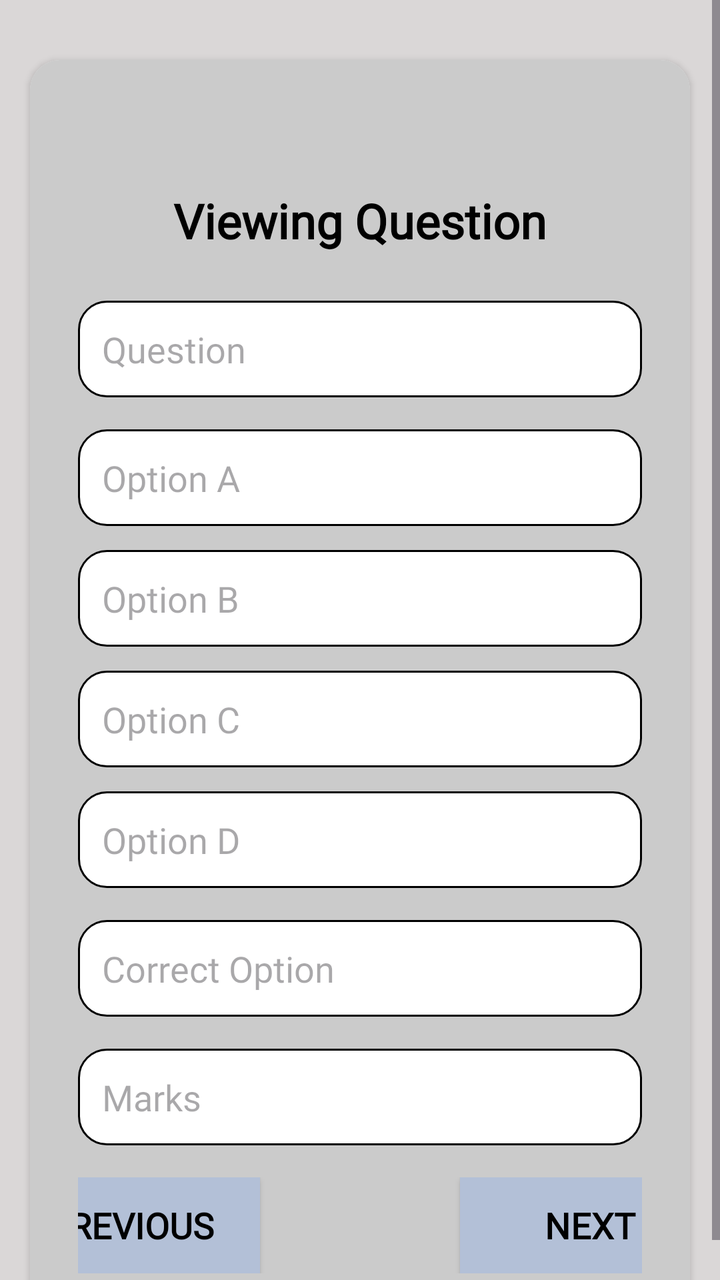
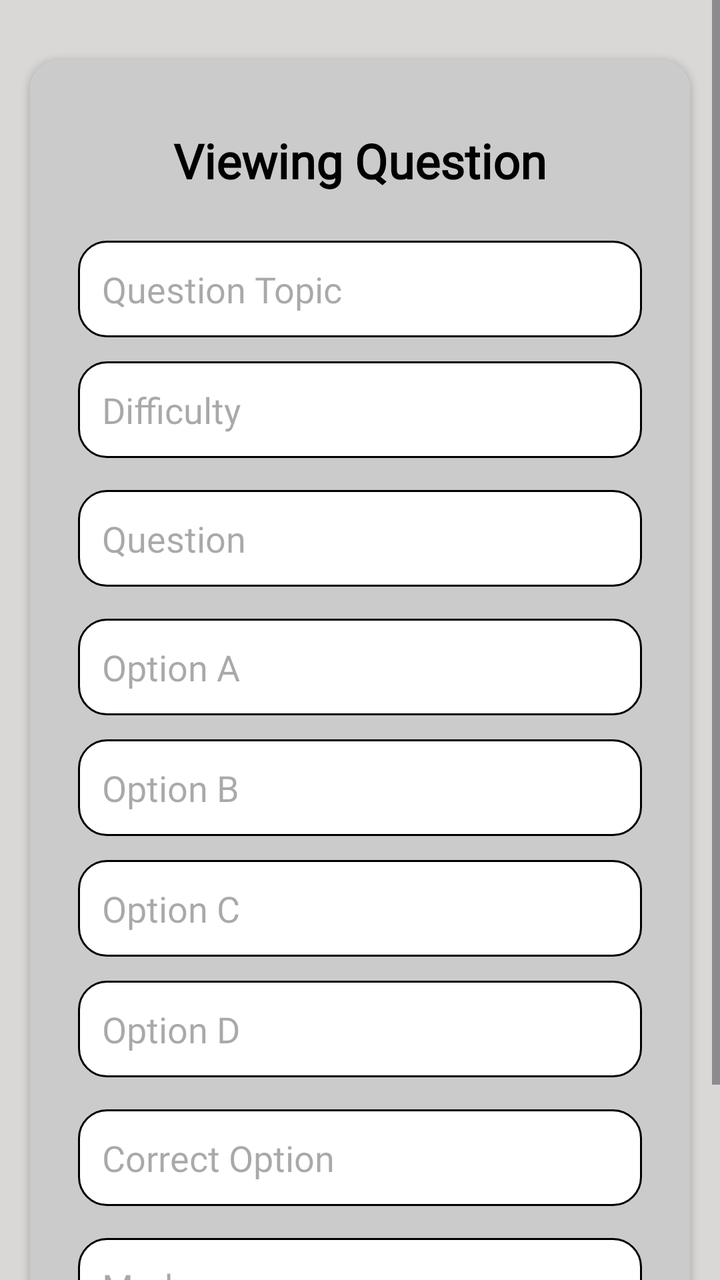

Before-and-after screenshots of an Android layout around one commit, followed by the original layout XML and the change that was made.
<!-- AndroidManifest.xml: application theme Theme.EduQuiz -->
<!-- res/layout/activity_view_quiz.xml -->
<?xml version="1.0" encoding="utf-8"?>
<ScrollView xmlns:android="http://schemas.android.com/apk/res/android"
    xmlns:tools="http://schemas.android.com/tools"
    xmlns:app="http://schemas.android.com/apk/res-auto"
    android:id="@+id/scrollView"
    android:layout_width="match_parent"
    android:layout_height="match_parent"
    android:background="@color/gray2"
    tools:context=".teacheractivities.ViewQuizActivity">

   <androidx.cardview.widget.CardView
       android:layout_width="match_parent"
       android:layout_height="match_parent"
       android:layout_marginLeft="15dp"
       android:layout_marginTop="30dp"
       android:layout_marginRight="15dp"
       app:cardCornerRadius="15dp"

       >
       <LinearLayout
           android:layout_width="match_parent"
           android:layout_height="wrap_content"
           android:orientation="vertical"
           android:padding="24dp"
           android:background="#CBCBCB"
           android:gravity="center_horizontal">

           <TextView
               android:id="@+id/tvreviewcurrentquestion"
               android:layout_width="wrap_content"
               android:layout_height="wrap_content"
               android:text="Viewing Question"
               android:textSize="24sp"
               android:textColor="@color/black"
               android:fontFamily="@font/alice"
               android:textStyle="bold"
               android:layout_marginBottom="24dp"
               android:layout_marginTop="40dp" />

           <EditText
               android:id="@+id/etreviewquestionquestion"
               android:layout_width="match_parent"
               android:layout_height="wrap_content"
               android:hint="Question"
               android:textSize="18sp"
               android:fontFamily="@font/alice"
               android:inputType="text"
               android:background="@drawable/edit2"
               android:padding="12dp"
               android:layout_marginBottom="16dp"
               android:enabled="false" />

           <EditText
               android:id="@+id/etreviewquestionoptiona"
               android:layout_width="match_parent"
               android:layout_height="wrap_content"
               android:hint="Option A"
               android:textSize="18sp"
               android:fontFamily="@font/alice"
               android:inputType="text"
               android:background="@drawable/edit2"
               android:padding="12dp"
               android:layout_marginBottom="12dp"
               android:enabled="false" />

           <EditText
               android:id="@+id/etreviewquestionoptionb"
               android:layout_width="match_parent"
               android:layout_height="wrap_content"
               android:hint="Option B"
               android:textSize="18sp"
               android:fontFamily="@font/alice"
               android:inputType="text"
               android:background="@drawable/edit2"
               android:padding="12dp"
               android:layout_marginBottom="12dp"
               android:enabled="false" />

           <EditText
               android:id="@+id/etreviewquestionoptionc"
               android:layout_width="match_parent"
               android:layout_height="wrap_content"
               android:hint="Option C"
               android:textSize="18sp"
               android:fontFamily="@font/alice"
               android:inputType="text"
               android:background="@drawable/edit2"
               android:padding="12dp"
               android:layout_marginBottom="12dp"
               android:enabled="false" />

           <EditText
               android:id="@+id/etreviewquestionoptiond"
               android:layout_width="match_parent"
               android:layout_height="wrap_content"
               android:hint="Option D"
               android:textSize="18sp"
               android:fontFamily="@font/alice"
               android:inputType="text"
               android:background="@drawable/edit2"
               android:padding="12dp"
               android:layout_marginBottom="16dp"
               android:enabled="false" />

           <EditText
               android:id="@+id/etreviewquestioncorrectoption"
               android:layout_width="match_parent"
               android:layout_height="wrap_content"
               android:hint="Correct Option"
               android:textSize="18sp"
               android:fontFamily="@font/alice"
               android:inputType="text"
               android:background="@drawable/edit2"
               android:padding="12dp"
               android:layout_marginBottom="16dp"
               android:enabled="false" />

           <EditText
               android:id="@+id/etreviewquestionmarks"
               android:layout_width="match_parent"
               android:layout_height="wrap_content"
               android:hint="Marks"
               android:textSize="18sp"
               android:fontFamily="@font/alice"
               android:inputType="text"
               android:background="@drawable/edit2"
               android:padding="12dp"
               android:layout_marginBottom="16dp"
               android:enabled="false" />

           <LinearLayout
               android:layout_width="match_parent"
               android:layout_height="wrap_content"
               android:orientation="horizontal"
               android:gravity="center_horizontal">

               <androidx.appcompat.widget.AppCompatButton
                   android:id="@+id/btnreviewquestionprevious"
                   android:layout_width="130dp"
                   android:layout_height="wrap_content"
                   android:textSize="18sp"
                   android:textStyle="bold"
                   android:text="Previous"
                   android:fontFamily="@font/alice"
                   android:textColor="@color/black"
                   android:background="#B3C0D7"
                   android:layout_marginEnd="100dp" />

               <androidx.appcompat.widget.AppCompatButton
                   android:id="@+id/btnreviewquestionnext"
                   android:layout_width="130dp"
                   android:layout_height="wrap_content"
                   android:textSize="18sp"
                   android:text="Next"
                   android:textStyle="bold"
                   android:fontFamily="@font/alice"
                   android:textColor="@color/black"
                   android:background="#B3C0D7" />
           </LinearLayout>

           <View
               android:id="@+id/btnreviewsubmitquiz"
               android:layout_width="0dp"
               android:layout_height="0dp"
               android:visibility="gone" />
       </LinearLayout>

   </androidx.cardview.widget.CardView>

</ScrollView>
<!-- resources referenced by this layout -->
<resources>
  <color name="black">#FF000000</color>
  <color name="gray2">#DAD7D7</color>
  <!-- drawable edit2 (drawable) -->
  <?xml version="1.0" encoding="utf-8"?>
  <shape xmlns:android="http://schemas.android.com/apk/res/android">
      <corners android:radius="14dp"/>
      <stroke android:color="@color/black" android:width="0.9dp"/>
      <solid android:color="@color/white"/>
      <size android:height="10dp"/>
  </shape>
  <style name="Theme.EduQuiz" parent="Base.Theme.EduQuiz" />
  <color name="white">#FFFFFFFF</color>
  <style name="Base.Theme.EduQuiz" parent="Theme.Material3.DayNight.NoActionBar">
          
          
      </style>
</resources>

<!-- the commit's change to res/layout/activity_view_quiz.xml (unified diff, before → after) -->
@@ -8,163 +8,176 @@
     android:background="@color/gray2"
     tools:context=".teacheractivities.ViewQuizActivity">
 
-   <androidx.cardview.widget.CardView
-       android:layout_width="match_parent"
-       android:layout_height="match_parent"
-       android:layout_marginLeft="15dp"
-       android:layout_marginTop="30dp"
-       android:layout_marginRight="15dp"
-       app:cardCornerRadius="15dp"
+    <androidx.cardview.widget.CardView
+        android:layout_width="match_parent"
+        android:layout_height="match_parent"
+        android:layout_marginLeft="15dp"
+        android:layout_marginTop="30dp"
+        android:layout_marginRight="15dp"
+        app:cardCornerRadius="15dp">
 
-       >
-       <LinearLayout
-           android:layout_width="match_parent"
-           android:layout_height="wrap_content"
-           android:orientation="vertical"
-           android:padding="24dp"
-           android:background="#CBCBCB"
-           android:gravity="center_horizontal">
+        <LinearLayout
+            android:layout_width="match_parent"
+            android:layout_height="wrap_content"
+            android:orientation="vertical"
+            android:padding="24dp"
+            android:background="#CBCBCB"
+            android:gravity="center_horizontal">
 
-           <TextView
-               android:id="@+id/tvreviewcurrentquestion"
-               android:layout_width="wrap_content"
-               android:layout_height="wrap_content"
-               android:text="Viewing Question"
-               android:textSize="24sp"
-               android:textColor="@color/black"
-               android:fontFamily="@font/alice"
-               android:textStyle="bold"
-               android:layout_marginBottom="24dp"
-               android:layout_marginTop="40dp" />
+            <TextView
+                android:id="@+id/tvviewcurrentquestion"
+                android:layout_width="wrap_content"
+                android:layout_height="wrap_content"
+                android:text="Viewing Question"
+                android:textSize="24sp"
+                android:textColor="@color/black"
+                android:fontFamily="@font/alice"
+                android:textStyle="bold"
+                android:layout_marginBottom="24dp"
+                android:layout_marginTop="10dp" />
 
-           <EditText
-               android:id="@+id/etreviewquestionquestion"
-               android:layout_width="match_parent"
-               android:layout_height="wrap_content"
-               android:hint="Question"
-               android:textSize="18sp"
-               android:fontFamily="@font/alice"
-               android:inputType="text"
-               android:background="@drawable/edit2"
-               android:padding="12dp"
-               android:layout_marginBottom="16dp"
-               android:enabled="false" />
+            <EditText
+                android:id="@+id/etviewquestionquestiontopic"
+                android:layout_width="match_parent"
+                android:layout_height="wrap_content"
+                android:hint="Question Topic"
+                android:textSize="18sp"
+                android:fontFamily="@font/alice"
+                android:inputType="text"
+                android:background="@drawable/edit2"
+                android:padding="12dp"
+                android:layout_marginBottom="12dp" />
 
-           <EditText
-               android:id="@+id/etreviewquestionoptiona"
-               android:layout_width="match_parent"
-               android:layout_height="wrap_content"
-               android:hint="Option A"
-               android:textSize="18sp"
-               android:fontFamily="@font/alice"
-               android:inputType="text"
-               android:background="@drawable/edit2"
-               android:padding="12dp"
-               android:layout_marginBottom="12dp"
-               android:enabled="false" />
+            <EditText
+                android:id="@+id/etviewquestiondifficulty"
+                android:layout_width="match_parent"
+                android:layout_height="wrap_content"
+                android:hint="Difficulty"
+                android:textSize="18sp"
+                android:fontFamily="@font/alice"
+                android:inputType="text"
+                android:background="@drawable/edit2"
+                android:padding="12dp"
+                android:layout_marginBottom="16dp" />
 
-           <EditText
-               android:id="@+id/etreviewquestionoptionb"
-               android:layout_width="match_parent"
-               android:layout_height="wrap_content"
-               android:hint="Option B"
-               android:textSize="18sp"
-               android:fontFamily="@font/alice"
-               android:inputType="text"
-               android:background="@drawable/edit2"
-               android:padding="12dp"
-               android:layout_marginBottom="12dp"
-               android:enabled="false" />
+            <EditText
+                android:id="@+id/etviewquestionquestion"
+                android:layout_width="match_parent"
+                android:layout_height="wrap_content"
+                android:hint="Question"
+                android:textSize="18sp"
+                android:fontFamily="@font/alice"
+                android:inputType="text"
+                android:background="@drawable/edit2"
+                android:padding="12dp"
+                android:layout_marginBottom="16dp" />
 
-           <EditText
-               android:id="@+id/etreviewquestionoptionc"
-               android:layout_width="match_parent"
-               android:layout_height="wrap_content"
-               android:hint="Option C"
-               android:textSize="18sp"
-               android:fontFamily="@font/alice"
-               android:inputType="text"
-               android:background="@drawable/edit2"
-               android:padding="12dp"
-               android:layout_marginBottom="12dp"
-               android:enabled="false" />
+            <EditText
+                android:id="@+id/etviewquestionoptiona"
+                android:layout_width="match_parent"
+                android:layout_height="wrap_content"
+                android:hint="Option A"
+                android:textSize="18sp"
+                android:fontFamily="@font/alice"
+                android:inputType="text"
+                android:background="@drawable/edit2"
+                android:padding="12dp"
+                android:layout_marginBottom="12dp" />
 
-           <EditText
-               android:id="@+id/etreviewquestionoptiond"
-               android:layout_width="match_parent"
-               android:layout_height="wrap_content"
-               android:hint="Option D"
-               android:textSize="18sp"
-               android:fontFamily="@font/alice"
-               android:inputType="text"
-               android:background="@drawable/edit2"
-               android:padding="12dp"
-               android:layout_marginBottom="16dp"
-               android:enabled="false" />
+            <EditText
+                android:id="@+id/etviewquestionoptionb"
+                android:layout_width="match_parent"
+                android:layout_height="wrap_content"
+                android:hint="Option B"
+                android:textSize="18sp"
+                android:fontFamily="@font/alice"
+                android:inputType="text"
+                android:background="@drawable/edit2"
+                android:padding="12dp"
+                android:layout_marginBottom="12dp" />
 
-           <EditText
-               android:id="@+id/etreviewquestioncorrectoption"
-               android:layout_width="match_parent"
-               android:layout_height="wrap_content"
-               android:hint="Correct Option"
-               android:textSize="18sp"
-               android:fontFamily="@font/alice"
-               android:inputType="text"
-               android:background="@drawable/edit2"
-               android:padding="12dp"
-               android:layout_marginBottom="16dp"
-               android:enabled="false" />
+            <EditText
+                android:id="@+id/etviewquestionoptionc"
+                android:layout_width="match_parent"
+                android:layout_height="wrap_content"
+                android:hint="Option C"
+                android:textSize="18sp"
+                android:fontFamily="@font/alice"
+                android:inputType="text"
+                android:background="@drawable/edit2"
+                android:padding="12dp"
+                android:layout_marginBottom="12dp"/>
 
-           <EditText
-               android:id="@+id/etreviewquestionmarks"
-               android:layout_width="match_parent"
-               android:layout_height="wrap_content"
-               android:hint="Marks"
-               android:textSize="18sp"
-               android:fontFamily="@font/alice"
-               android:inputType="text"
-               android:background="@drawable/edit2"
-               android:padding="12dp"
-               android:layout_marginBottom="16dp"
-               android:enabled="false" />
+            <EditText
+                android:id="@+id/etviewquestionoptiond"
+                android:layout_width="match_parent"
+                android:layout_height="wrap_content"
+                android:hint="Option D"
+                android:textSize="18sp"
+                android:fontFamily="@font/alice"
+                android:inputType="text"
+                android:background="@drawable/edit2"
+                android:padding="12dp"
+                android:layout_marginBottom="16dp" />
 
-           <LinearLayout
-               android:layout_width="match_parent"
-               android:layout_height="wrap_content"
-               android:orientation="horizontal"
-               android:gravity="center_horizontal">
+            <EditText
+                android:id="@+id/etviewquestioncorrectoption"
+                android:layout_width="match_parent"
+                android:layout_height="wrap_content"
+                android:hint="Correct Option"
+                android:textSize="18sp"
+                android:fontFamily="@font/alice"
+                android:inputType="text"
+                android:background="@drawable/edit2"
+                android:padding="12dp"
+                android:layout_marginBottom="16dp" />
 
-               <androidx.appcompat.widget.AppCompatButton
-                   android:id="@+id/btnreviewquestionprevious"
-                   android:layout_width="130dp"
-                   android:layout_height="wrap_content"
-                   android:textSize="18sp"
-                   android:textStyle="bold"
-                   android:text="Previous"
-                   android:fontFamily="@font/alice"
-                   android:textColor="@color/black"
-                   android:background="#B3C0D7"
-                   android:layout_marginEnd="100dp" />
+            <EditText
+                android:id="@+id/etviewquestionmarks"
+                android:layout_width="match_parent"
+                android:layout_height="wrap_content"
+                android:hint="Marks"
+                android:textSize="18sp"
+                android:fontFamily="@font/alice"
+                android:inputType="text"
+                android:background="@drawable/edit2"
+                android:padding="12dp"
+                android:layout_marginBottom="16dp" />
 
-               <androidx.appcompat.widget.AppCompatButton
-                   android:id="@+id/btnreviewquestionnext"
-                   android:layout_width="130dp"
-                   android:layout_height="wrap_content"
-                   android:textSize="18sp"
-                   android:text="Next"
-                   android:textStyle="bold"
-                   android:fontFamily="@font/alice"
-                   android:textColor="@color/black"
-                   android:background="#B3C0D7" />
-           </LinearLayout>
 
-           <View
-               android:id="@+id/btnreviewsubmitquiz"
-               android:layout_width="0dp"
-               android:layout_height="0dp"
-               android:visibility="gone" />
-       </LinearLayout>
 
-   </androidx.cardview.widget.CardView>
+            <LinearLayout
+                android:layout_width="match_parent"
+                android:layout_height="wrap_content"
+                android:orientation="horizontal"
+                android:gravity="center_horizontal">
+
+                <androidx.appcompat.widget.AppCompatButton
+                    android:id="@+id/btnviewquestionprevious"
+                    android:layout_width="130dp"
+                    android:layout_height="wrap_content"
+                    android:textSize="18sp"
+                    android:textStyle="bold"
+                    android:text="Previous"
+                    android:fontFamily="@font/alice"
+                    android:textColor="@color/black"
+                    android:background="#B3C0D7"
+                    android:layout_marginEnd="100dp" />
+
+                <androidx.appcompat.widget.AppCompatButton
+                    android:id="@+id/btnviewquestionnext"
+                    android:layout_width="130dp"
+                    android:layout_height="wrap_content"
+                    android:textSize="18sp"
+                    android:text="Next"
+                    android:textStyle="bold"
+                    android:fontFamily="@font/alice"
+                    android:textColor="@color/black"
+                    android:background="#B3C0D7" />
+            </LinearLayout>
+
+        </LinearLayout>
+
+    </androidx.cardview.widget.CardView>
 
 </ScrollView>
